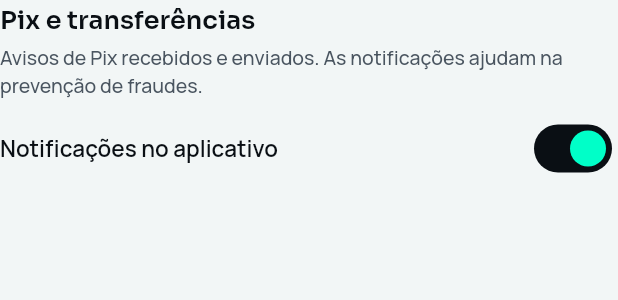
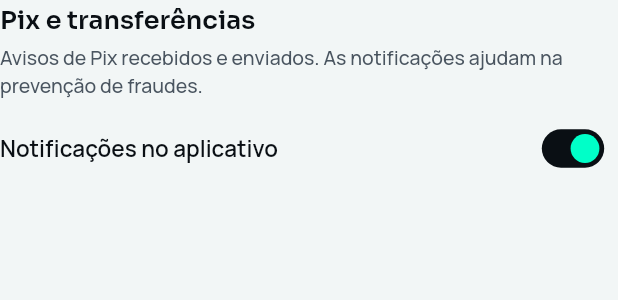
Before and after one commit to renatomf/next-bank, a Flutter app: the NotificationGroup widget shown alone on an empty page, opened directly, on a phone screen of 412 x 824 dp. Shown: the top 300 px of the screen. Run offline on Flutter 3.47's test engine with Material 3 defaults, Android fonts, the phone set to English and light mode, and no system bars; our stand-ins replace copy_with_extension, dio, flutter_riverpod, flutter_secure_storage, go_router, local_auth and 2 more; missing offline and left inert: local_auth_android, mobile_scanner, qr; accounts and stored records are empty; project files that could hold a hidden picture were left out.

Commit message:
feat(mobile): draw the notification switches a little smaller
At the developer's request, scaled to 80%, keeping their touch area.

Co-Authored-By: Claude Opus 5.5 <noreply@anthropic.com>

```diff
--- a/apps/mobile/lib/features/notifications/presentation/settings/notification_group.dart
+++ b/apps/mobile/lib/features/notifications/presentation/settings/notification_group.dart
@@ -55,12 +55,17 @@ class NotificationGroup extends StatelessWidget {
                     style: NbType.bodyText.copyWith(color: colors.text),
                   ),
                 ),
-                Switch(
-                  value: isOn,
-                  onChanged: (_) => showNbToast(
-                    context,
-                    'Em breve.',
-                    icon: Icons.info_outline,
+                // A little smaller than Material's, at the developer's
+                // request; scaling keeps the touch area.
+                Transform.scale(
+                  scale: 0.8,
+                  child: Switch(
+                    value: isOn,
+                    onChanged: (_) => showNbToast(
+                      context,
+                      'Em breve.',
+                      icon: Icons.info_outline,
+                    ),
                   ),
                 ),
               ],
```
